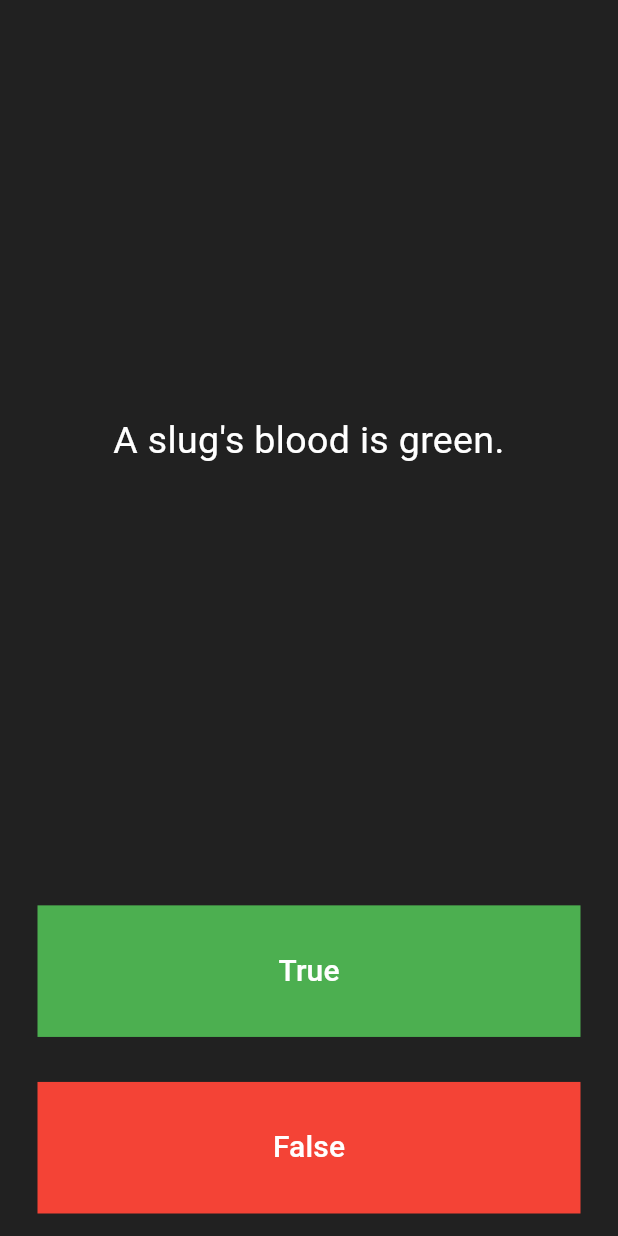
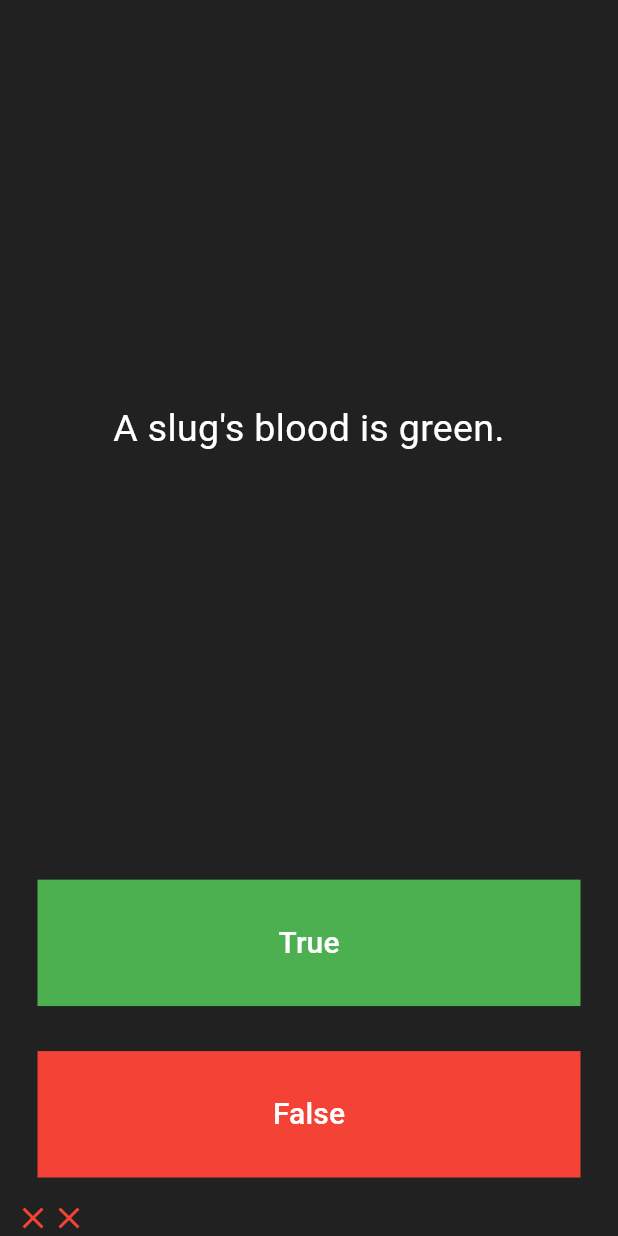
Before and after one commit to mohbscode/quizzler-flutter, a Flutter app: the screen it shows after launch, after a tap on "True", after a tap on "False", on a phone screen of 412 x 824 dp. Run offline on Flutter 3.47's test engine with Material 3 defaults, Android fonts, the phone set to English and light mode, and no system bars.

Commit message:
replaced questions and answers List with questionBank List using Question constructor

```diff
--- a/lib/main.dart
+++ b/lib/main.dart
@@ -1,6 +1,8 @@
 import 'dart:math';
+import 'package:flutter/cupertino.dart';
 import 'package:flutter/material.dart';
 import 'package:flutter/widgets.dart';
+import 'question.dart';
 
 void main() {
   runApp(const Quizzler());
@@ -36,10 +38,23 @@ class QuizPage extends StatefulWidget {
 class _QuizPageState extends State<QuizPage> {
   List<Icon> scoreKeeper = [];
 
-  List<String> questions = [
-    'You can lead a cow down stairs but not up stairs.',
-    'Approximately one quarter of human bones are in the feet.',
-    'A slug\'s blood is green.',
+  // List<String> questions = [
+  //   'You can lead a cow down stairs but not up stairs.',
+  //   'Approximately one quarter of human bones are in the feet.',
+  //   'A slug\'s blood is green.',
+  // ];
+
+  // List<bool> answers = [false, true, true];
+
+  // Question q1 = Question(
+  //     q: 'You can lead a cow down stairs but not up stairs.', a: false);
+
+  List<Question> questionBank = [
+    Question(q: 'You can lead a cow down stairs but not up stairs.', a: false),
+    Question(
+        q: 'Approximately one quarter of human bones are in the feet.',
+        a: true),
+    Question(q: 'A slug\'s blood is green.', a: true),
   ];
 
   int questionNumber = 0;
@@ -56,7 +71,7 @@ class _QuizPageState extends State<QuizPage> {
             padding: const EdgeInsets.all(10.0),
             child: Center(
               child: Text(
-                questions[questionNumber],
+                questionBank[questionNumber].questionText,
                 textAlign: TextAlign.center,
                 style: const TextStyle(
                   color: Colors.white,
@@ -72,7 +87,26 @@ class _QuizPageState extends State<QuizPage> {
             child: TextButton(
               onPressed: () {
                 setState(() {
+                  bool correctAnswer =
+                      questionBank[questionNumber].questionAnswer;
                   // questionNumber = Random().nextInt(3);
+
+                  if (correctAnswer == true) {
+                    scoreKeeper.add(
+                      const Icon(
+                        Icons.check,
+                        color: Colors.green,
+                      ),
+                    );
+                  } else {
+                    scoreKeeper.add(
+                      const Icon(
+                        Icons.close,
+                        color: Colors.red,
+                      ),
+                    );
+                  }
+
                   questionNumber++;
                 });
               },
@@ -100,7 +134,25 @@ class _QuizPageState extends State<QuizPage> {
             child: TextButton(
               onPressed: () {
                 setState(() {
+                  bool correctAnswer =
+                      questionBank[questionNumber].questionAnswer;
                   // questionNumber = Random().nextInt(3);
+
+                  if (correctAnswer == false) {
+                    scoreKeeper.add(
+                      const Icon(
+                        Icons.check,
+                        color: Colors.green,
+                      ),
+                    );
+                  } else {
+                    scoreKeeper.add(
+                      const Icon(
+                        Icons.close,
+                        color: Colors.red,
+                      ),
+                    );
+                  }
                   questionNumber++;
                 });
               },
@@ -122,7 +174,6 @@ class _QuizPageState extends State<QuizPage> {
             ),
           ),
         ),
-        //TODO: Add a Row here as your score keeper
         Row(
           children: scoreKeeper,
         )
```
